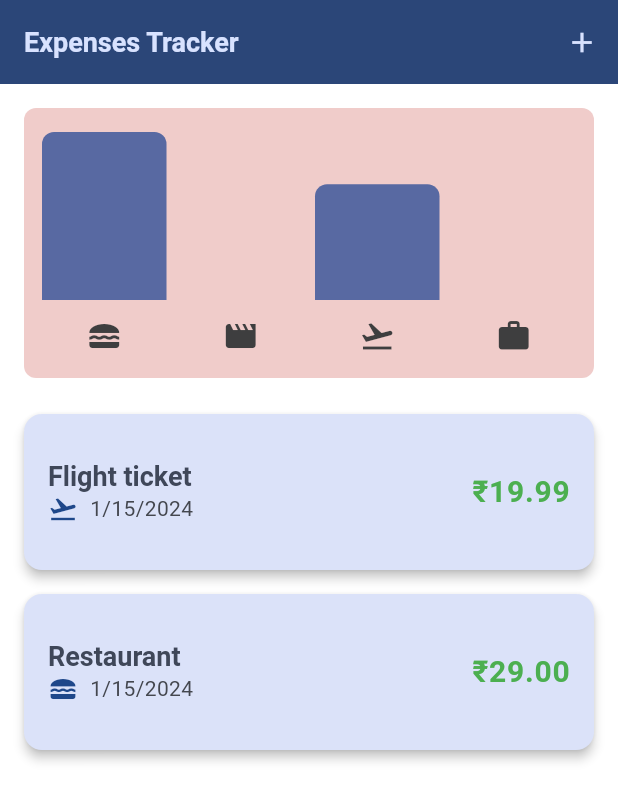
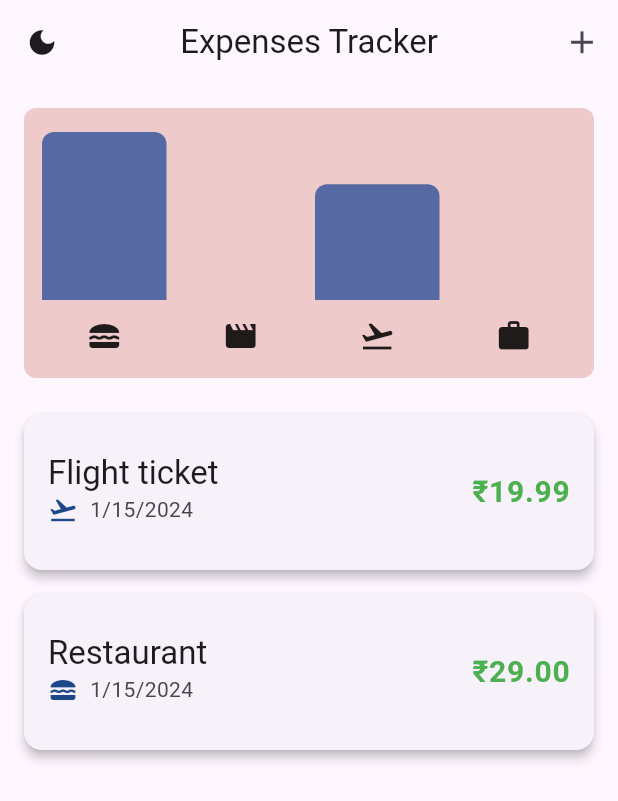
Before and after one commit to Smit-1103/expense_tracker, a Flutter app: the screen it shows after launch, on a phone screen of 412 x 824 dp. Shown: the top 801 px of the screen. Run offline on Flutter 3.47's test engine with Material 3 defaults, Android fonts, the phone set to English and light mode, and no system bars; our stand-ins replace lottie.

Commit message:
chore: Mode switcher

```diff
--- a/lib/widgets/chart/chart.dart
+++ b/lib/widgets/chart/chart.dart
@@ -4,7 +4,7 @@ import 'package:expense_tracker/widgets/chart/chart_bar.dart';
 import 'package:expense_tracker/models/expense.dart';
 
 class Chart extends StatelessWidget {
-  const Chart({super.key, required this.expenses});
+  const Chart({Key? key, required this.expenses}) : super(key: key);
 
   final List<Expense> expenses;
 
@@ -31,8 +31,8 @@ class Chart extends StatelessWidget {
 
   @override
   Widget build(BuildContext context) {
-    final isDarkMode =
-        MediaQuery.of(context).platformBrightness == Brightness.dark;
+    final isDarkMode = Theme.of(context).brightness == Brightness.dark;
+
     return Container(
       margin: const EdgeInsets.all(16),
       padding: const EdgeInsets.symmetric(
@@ -43,11 +43,9 @@ class Chart extends StatelessWidget {
       height: 180,
       decoration: BoxDecoration(
         borderRadius: BorderRadius.circular(8),
-        // color:  Theme.of(context).colorScheme.secondary.withOpacity(0.3),
-
         color: isDarkMode
             ? Colors.lightBlueAccent.shade100.withOpacity(0.3)
-            : Color.fromARGB(255, 233, 183, 180).withOpacity(0.7),
+            : const Color.fromARGB(255, 233, 183, 180).withOpacity(0.7),
       ),
       child: Column(
         children: [
@@ -55,12 +53,12 @@ class Chart extends StatelessWidget {
             child: Row(
               crossAxisAlignment: CrossAxisAlignment.end,
               children: [
-                for (final bucket in buckets) // alternative to map()
+                for (final bucket in buckets)
                   ChartBar(
                     fill: bucket.totalExpenses == 0
                         ? 0
                         : bucket.totalExpenses / maxTotalExpense,
-                  )
+                  ),
               ],
             ),
           ),
@@ -73,15 +71,13 @@ class Chart extends StatelessWidget {
                       padding: const EdgeInsets.symmetric(horizontal: 4),
                       child: Icon(
                         categoryIcons[bucket.category],
-                        color: isDarkMode
-                            ? Color.fromARGB(255, 189, 190, 192)
-                            : Color.fromARGB(255, 62, 62, 63),
+                        color: Theme.of(context).iconTheme.color,
                       ),
                     ),
                   ),
                 )
                 .toList(),
-          )
+          ),
         ],
       ),
     );
--- a/lib/widgets/chart/chart_bar.dart
+++ b/lib/widgets/chart/chart_bar.dart
@@ -2,16 +2,16 @@ import 'package:flutter/material.dart';
 
 class ChartBar extends StatelessWidget {
   const ChartBar({
-    super.key,
+    Key? key,
     required this.fill,
-  });
+  }) : super(key: key);
 
   final double fill;
 
   @override
   Widget build(BuildContext context) {
-    final isDarkMode =
-        MediaQuery.of(context).platformBrightness == Brightness.dark;
+    final isDarkMode = Theme.of(context).brightness == Brightness.dark;
+
     return Expanded(
       child: Padding(
         padding: const EdgeInsets.symmetric(horizontal: 4),
@@ -20,8 +20,7 @@ class ChartBar extends StatelessWidget {
           child: DecoratedBox(
             decoration: BoxDecoration(
               shape: BoxShape.rectangle,
-              borderRadius:
-                  const BorderRadius.vertical(top: Radius.circular(8)),
+              borderRadius: const BorderRadius.vertical(top: Radius.circular(8)),
               color: isDarkMode
                   ? Colors.white70
                   : const Color.fromARGB(255, 71, 94, 158).withOpacity(0.9),
--- a/lib/widgets/expenses.dart
+++ b/lib/widgets/expenses.dart
@@ -5,6 +5,9 @@ import 'package:expense_tracker/widgets/expenses_list.dart';
 import 'package:expense_tracker/widgets/new_expense.dart';
 import 'package:flutter/material.dart';
 import 'package:lottie/lottie.dart';
+import 'package:provider/provider.dart';
+
+import '../main.dart';
 
 class Expenses extends StatefulWidget {
   const Expenses({super.key});
@@ -73,20 +76,47 @@ class _ExpensesState extends State<Expenses> {
 
   @override
   Widget build(BuildContext context) {
+    final width = MediaQuery.of(context).size.width;
     return Scaffold(
-      appBar: AppBar(actions: [
+      appBar: AppBar(
+  leading: Consumer<ThemeProvider>(
+    builder: (context, themeProvider, child) {
+      return GestureDetector(
+        onTap: () {
+          themeProvider.toggleTheme();
+        },
+        child: Padding(
+          padding: const EdgeInsets.all(8.0),
+          child: Icon(
+            themeProvider.themeMode == ThemeMode.dark
+              ? Icons.light_mode
+              : Icons.dark_mode,
+            size: 22,
+          ),
+        ),
+      );
+    },
+  ),
+  title: const Text(
+    "Expenses Tracker",
+  ),
+  centerTitle: true,
+  actions: [
     Tooltip(
       message: 'Click here to add a new item',
       child: IconButton(
         icon: const Icon(
           Icons.add,
-              size: 22,
+          size: 25,
         ),
         onPressed: _openAddExpensesOverlay,
       ),
     )
-      ], title: const Text("Expenses Tracker")),
-      body: Column(
+  ],
+),
+
+      body: width < 600
+          ? Column(
               children: [
                 Visibility(
                   visible: _registeredExpenses.isNotEmpty,
@@ -124,6 +154,47 @@ class _ExpensesState extends State<Expenses> {
                         ),
                       ),
               ],
+            )
+          : Row(
+              children: [
+                Visibility(
+                  visible: _registeredExpenses.isNotEmpty,
+                  child: Expanded(
+                    child: Chart(expenses: _registeredExpenses),
+                  ),
+                ),
+                _registeredExpenses.isEmpty
+                    ? Expanded(
+                        child: Column(
+                          mainAxisAlignment: MainAxisAlignment.center,
+                          crossAxisAlignment: CrossAxisAlignment.center,
+                          children: [
+                            Lottie.asset(
+                              MyImages.addDataAnimation,
+                              width: 350,
+                              height: 350,
+                            ),
+                            const Align(
+                              alignment: Alignment.center,
+                              child: Text(
+                                'Please add some expenses!',
+                                style: TextStyle(
+                                  fontSize: 24,
+                                  color: MyColors.hintTextColor,
+                                  fontWeight: FontWeight.w400,
+                                ),
+                              ),
+                            ),
+                          ],
+                        ),
+                      )
+                    : Expanded(
+                        child: ExpensesList(
+                          expenses: _registeredExpenses,
+                          onRemovedExpense: _removeExpense,
+                        ),
+                      ),
+              ],
             ),
     );
   }
--- a/lib/widgets/expenses_list.dart
+++ b/lib/widgets/expenses_list.dart
@@ -21,7 +21,8 @@ class ExpensesList extends StatelessWidget {
         background: Container(
           color: Colors.red.shade300,
           margin: EdgeInsets.symmetric(
-              horizontal: Theme.of(context).cardTheme.margin!.horizontal),
+              horizontal: Theme.of(context).cardTheme.margin?.horizontal ?? 16,
+),
         ),
         onDismissed: (direction) {
           onRemovedExpense(expenses[index]);
--- a/lib/widgets/new_expense.dart
+++ b/lib/widgets/new_expense.dart
@@ -186,14 +186,17 @@ class _NewExpenseState extends State<NewExpense> {
           ? 'Select Date'
           : formatter.format(_selectedDate!),
     ),
-                  style: TextButton.styleFrom(
+    style: OutlinedButton.styleFrom(
       padding: const EdgeInsets.all(12),
       shape: RoundedRectangleBorder(
         borderRadius: BorderRadius.circular(80.0),
       ),
+      backgroundColor: Colors.transparent, // Set background color to transparent
+      foregroundColor: const Color.fromARGB(255, 4, 79, 141), // Set the text color to blue
     ),
   ),
 ),
+
             ],
           ),
           const SizedBox(
@@ -212,7 +215,6 @@ class _NewExpenseState extends State<NewExpense> {
                               width: 10), // Add spacing between icon and text
                           Text(
                             category.name.toString(),
-
                           ),
                         ],
                       ),
--- a/pubspec.yaml
+++ b/pubspec.yaml
@@ -38,6 +38,8 @@ dependencies:
   uuid: ^4.3.3
   intl: ^0.19.0
   lottie: ^3.0.0
+  shared_preferences: ^2.2.2
+  provider: ^6.1.1
 
 dev_dependencies:
   flutter_test:
```
Also changed, not shown: lib/main.dart (+64 -20 lines), lib/models/expense.dart (+70 -0 lines), pubspec.lock, 3 other files. Lines whose indentation alone changed are shown as unchanged.
